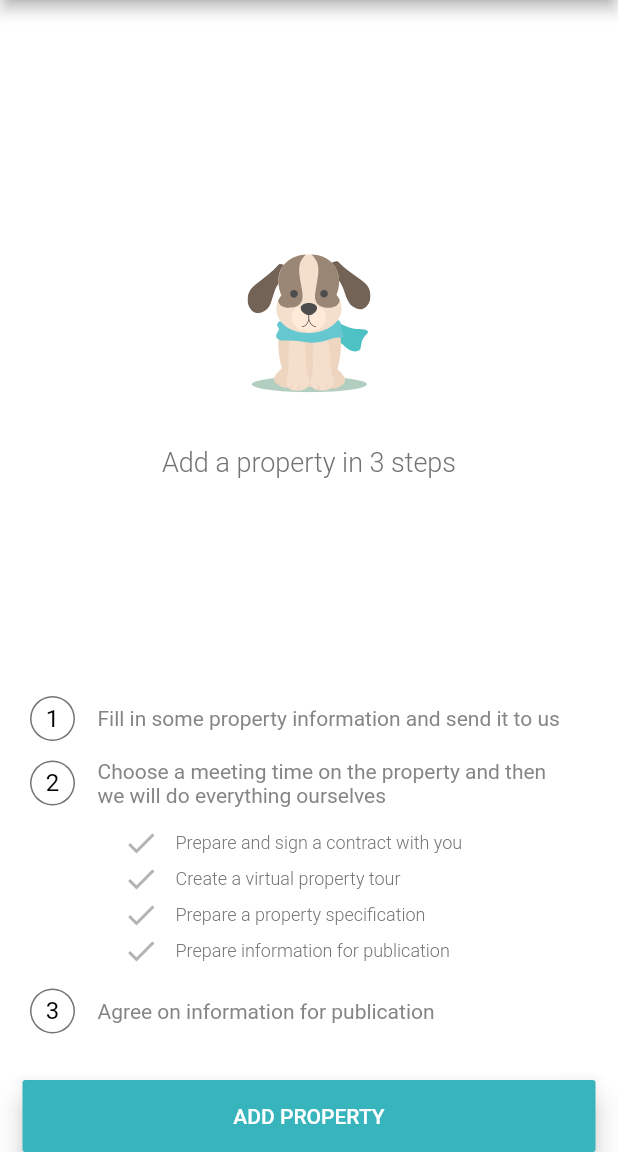
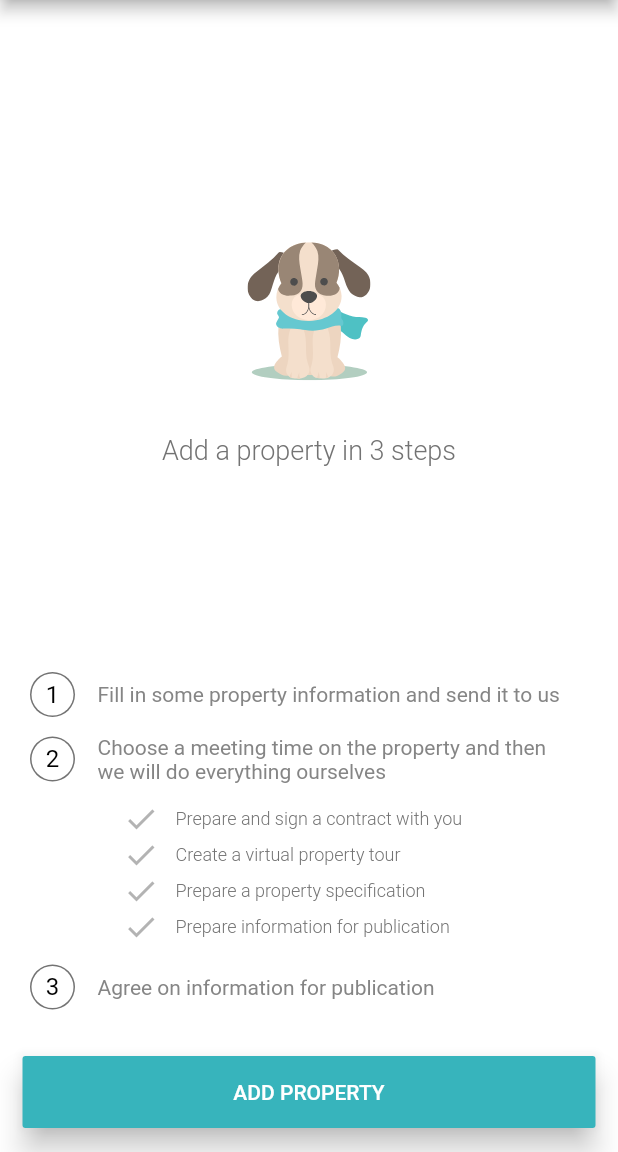
Before and after one commit to PopovVA/4uhouse, a Flutter app: the screen it shows after launch, on a phone screen of 412 x 824 dp, the part 84-1236 px from its top. Run offline on Flutter 3.47's test engine with Material 2 defaults, Android fonts, the phone set to English and light mode, and no system bars; our stand-ins replace flutter_masked_text, flutter_svg, image_picker, outline_material_icons, rxdart; missing offline and left inert: flutter_appauth; key blocks and very long unbroken strings in the code were emptied for the run.

```diff
--- a/lib/src/ui/pages/home/home.dart
+++ b/lib/src/ui/pages/home/home.dart
@@ -90,7 +90,7 @@ class HomePage extends StatelessWidget {
               ),
             ),
             Padding(
-              padding: const EdgeInsets.only(top: 9, left: 15.0, right: 15.0),
+              padding: const EdgeInsets.only(top: 9, left: 15.0, right: 15.0,bottom: 16),
               child: StyledButton(
                   text: 'Add property',
                   onPressed: () => Navigator.push(
```
